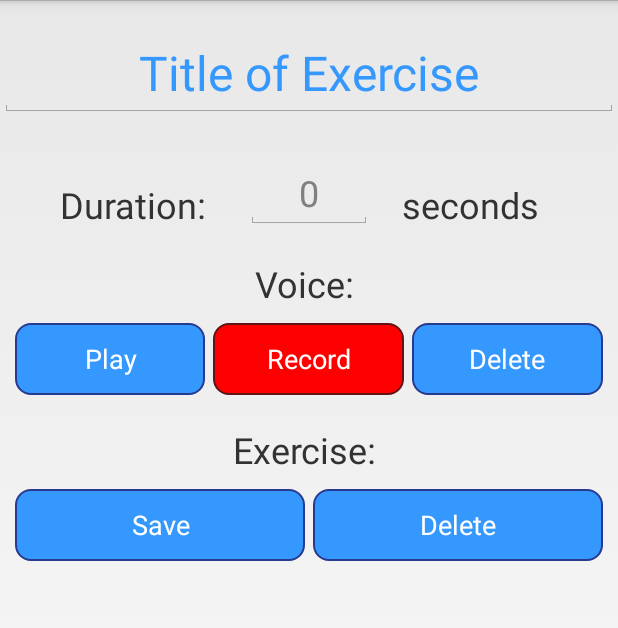
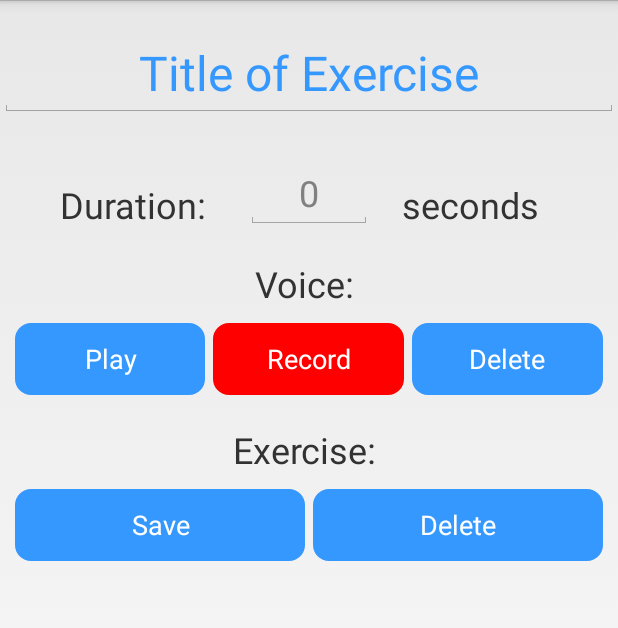
Before and after one commit to govnerbrit/SeniorProject, an Android app: the EditExerciseActivity screen opened directly, with no data from a screen before it, on a phone screen of 412 x 824 dp. Shown: the top 628 px of the screen. Run offline under Robolectric (Android 15) with nearby library versions, the light colour scheme and no system bars; 3 statements that could not run were skipped.

Commit message:
Updated the XML files for button backgrounds and updated button configuration in edit_exercise.xml.

```diff
--- a/app/src/main/res/drawable-mdpi/buttonborder.xml
+++ b/app/src/main/res/drawable-mdpi/buttonborder.xml
@@ -11,34 +11,23 @@ How to use on an object, set as the background attribute:
 <item android:state_pressed="true" >
     <shape android:shape="rectangle"  >
         <corners android:radius="10dp" />
-        <padding android:bottom="2dp"
-            android:left="2dp"
-            android:right="2dp"
-            android:top="2dp"/>
-        <stroke android:width="1dip" android:color="#283A90" />
+        <stroke android:width="1dp" android:color="#283A90" />
         <solid android:color="#283A90"/>
     </shape>
 </item>
 <item android:state_focused="true">
     <shape android:shape="rectangle"  >
         <corners android:radius="10dp" />
-        <padding android:bottom="2dp"
-            android:left="2dp"
-            android:right="2dp"
-            android:top="2dp"/>
-        <stroke android:width="1dip" android:color="#283A90" />
+        <stroke android:width="1dp" android:color="#3598FF" />
         <solid android:color="#3598FF"/>
     </shape>
 </item>
 <item >
     <shape android:shape="rectangle"  >
         <corners android:radius="10dp" />
-        <padding android:bottom="2dp"
-            android:left="2dp"
-            android:right="2dp"
-            android:top="2dp"/>
-        <stroke android:width="1dip" android:color="#283A90" />
+        <stroke android:width="1dp" android:color="#3598FF" />
         <solid android:color="#3598FF"/>
     </shape>
+
 </item>
 </selector>
--- a/app/src/main/res/drawable-mdpi/recordborder.xml
+++ b/app/src/main/res/drawable-mdpi/recordborder.xml
@@ -26,7 +26,7 @@ How to use on an object, set as the background attribute:
             android:left="2dp"
             android:right="2dp"
             android:top="2dp"/>
-        <stroke android:width="1dip" android:color="#ff601415" />
+        <stroke android:width="1dip" android:color="#FF0000" />
         <solid android:color="#FF0000"/>
     </shape>
 </item>
@@ -37,7 +37,7 @@ How to use on an object, set as the background attribute:
             android:left="2dp"
             android:right="2dp"
             android:top="2dp"/>
-        <stroke android:width="1dip" android:color="#ff601415" />
+        <stroke android:width="1dip" android:color="#FF0000" />
         <solid android:color="#FF0000"/>
     </shape>
 </item>
--- a/app/src/main/res/layout/edit_exercise.xml
+++ b/app/src/main/res/layout/edit_exercise.xml
@@ -89,7 +89,8 @@
                 android:text="@string/play"
                 android:textColor="#FFFFFF"
                 android:elegantTextHeight="false"
-                android:height="36dp" />
+                style="?android:attr/borderlessButtonStyle"
+                />
 
             <Button
                 android:id="@+id/eeRecordBTN"
--- a/app/src/main/res/values/styles.xml
+++ b/app/src/main/res/values/styles.xml
@@ -4,6 +4,8 @@
         Base application theme, dependent on API level. This theme is replaced
         by AppBaseTheme from res/values-vXX/styles.xml on newer devices.
     -->
-    <style name="Theme.MyTheme" parent="Theme.AppCompat.Light"/>
+    <style name="Theme.MyTheme" parent="Theme.AppCompat.Light">
+
+    </style>
 
 </resources>
```
